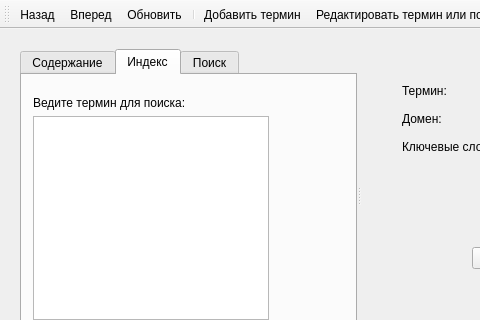
First picture: the form in glossary-client/mainwindow.ui, repository Glebka/domain-glossary, before the edit; both pictures show x 0 to 480 and y 0 to 320 of the 782 by 529 pixel window.
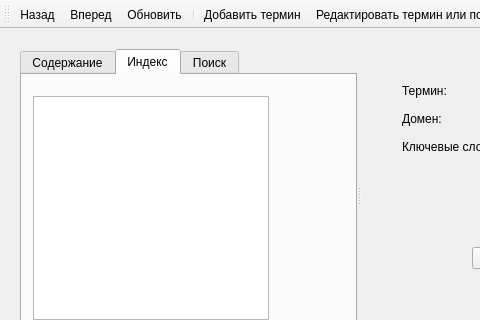
Second picture: the form after the edit. The open tabs and pages were chosen to show the change. Icons and pictures are not drawn. Custom widgets are drawn as their Qt base class.

```diff
--- a/glossary-client/mainwindow.ui
+++ b/glossary-client/mainwindow.ui
@@ -76,13 +76,6 @@
         </rect>
        </property>
        <layout class="QVBoxLayout" name="indexLayout">
-        <item>
-         <widget class="QLabel" name="label">
-          <property name="text">
-           <string>Ведите термин для поиска:</string>
-          </property>
-         </widget>
-        </item>
         <item>
          <widget class="QListView" name="termsList"/>
         </item>
```
Left out of the diff: 4 changed lines with no effect on the pictures.
